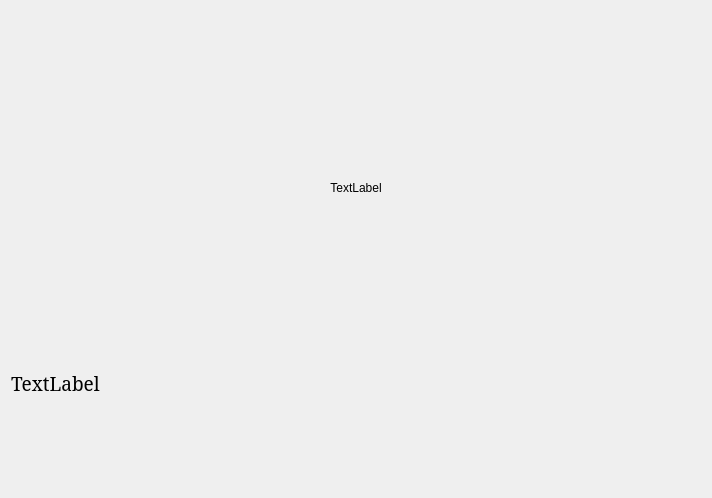
Old version of the form nav/objviewform.ui in the repository maksakovaa/Province.
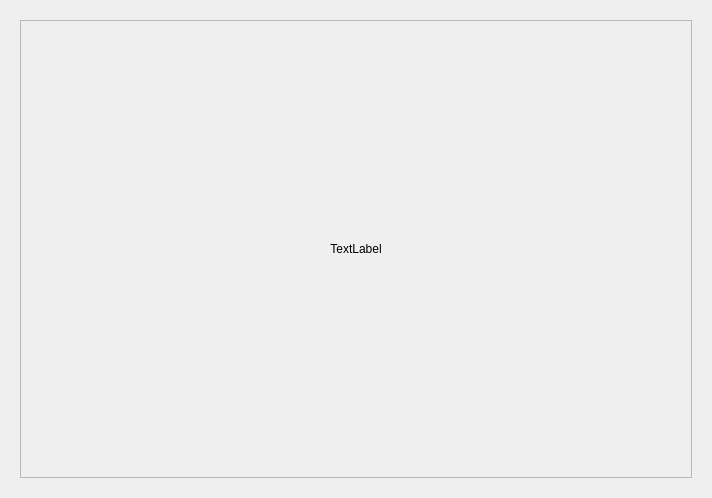
New version of the form. The open tabs and pages were chosen to show the change.

What changed in the file:
```diff
--- a/nav/objviewform.ui
+++ b/nav/objviewform.ui
@@ -13,7 +13,11 @@
   <property name="windowTitle">
    <string>Form</string>
   </property>
-  <layout class="QVBoxLayout" name="verticalLayout" stretch="3,1">
+  <layout class="QHBoxLayout" name="horizontalLayout">
+   <item>
+    <widget class="QStackedWidget" name="stackedWidgetObjForm">
+     <widget class="QWidget" name="pageDesc">
+      <layout class="QVBoxLayout" name="verticalLayout" stretch="3,2">
    <item>
     <widget class="QLabel" name="labelObjImage">
      <property name="text">
@@ -38,6 +42,75 @@
      <property name="alignment">
       <set>Qt::AlignmentFlag::AlignLeading|Qt::AlignmentFlag::AlignLeft|Qt::AlignmentFlag::AlignTop</set>
      </property>
+        </widget>
+       </item>
+      </layout>
+     </widget>
+     <widget class="QWidget" name="page_Objects">
+      <layout class="QVBoxLayout" name="verticalLayout_3">
+       <item>
+        <widget class="QScrollArea" name="scrollArea">
+         <property name="widgetResizable">
+          <bool>true</bool>
+         </property>
+         <widget class="QWidget" name="scrollAreaWidgetContents">
+          <property name="geometry">
+           <rect>
+            <x>0</x>
+            <y>0</y>
+            <width>674</width>
+            <height>460</height>
+           </rect>
+          </property>
+          <layout class="QVBoxLayout" name="ObjListLayout">
+           <item>
+            <widget class="QLabel" name="labelHeader">
+             <property name="text">
+              <string>TextLabel</string>
+             </property>
+             <property name="alignment">
+              <set>Qt::AlignmentFlag::AlignCenter</set>
+             </property>
+            </widget>
+           </item>
+          </layout>
+         </widget>
+        </widget>
+       </item>
+      </layout>
+     </widget>
+     <widget class="QWidget" name="page_Video">
+      <layout class="QVBoxLayout" name="verticalLayout_4" stretch="4,2">
+       <item>
+        <widget class="QWidget" name="widget" native="true">
+         <layout class="QVBoxLayout" name="videoLayout">
+          <item>
+           <widget class="QLabel" name="label">
+            <property name="text">
+             <string>TextLabel</string>
+            </property>
+           </widget>
+          </item>
+         </layout>
+        </widget>
+       </item>
+       <item>
+        <widget class="QLabel" name="labelVideoDesc">
+         <property name="font">
+          <font>
+           <pointsize>14</pointsize>
+          </font>
+         </property>
+         <property name="text">
+          <string>TextLabel</string>
+         </property>
+         <property name="alignment">
+          <set>Qt::AlignmentFlag::AlignLeading|Qt::AlignmentFlag::AlignLeft|Qt::AlignmentFlag::AlignTop</set>
+         </property>
+        </widget>
+       </item>
+      </layout>
+     </widget>
     </widget>
    </item>
   </layout>
```
Lines whose indentation alone changed are shown as unchanged.
